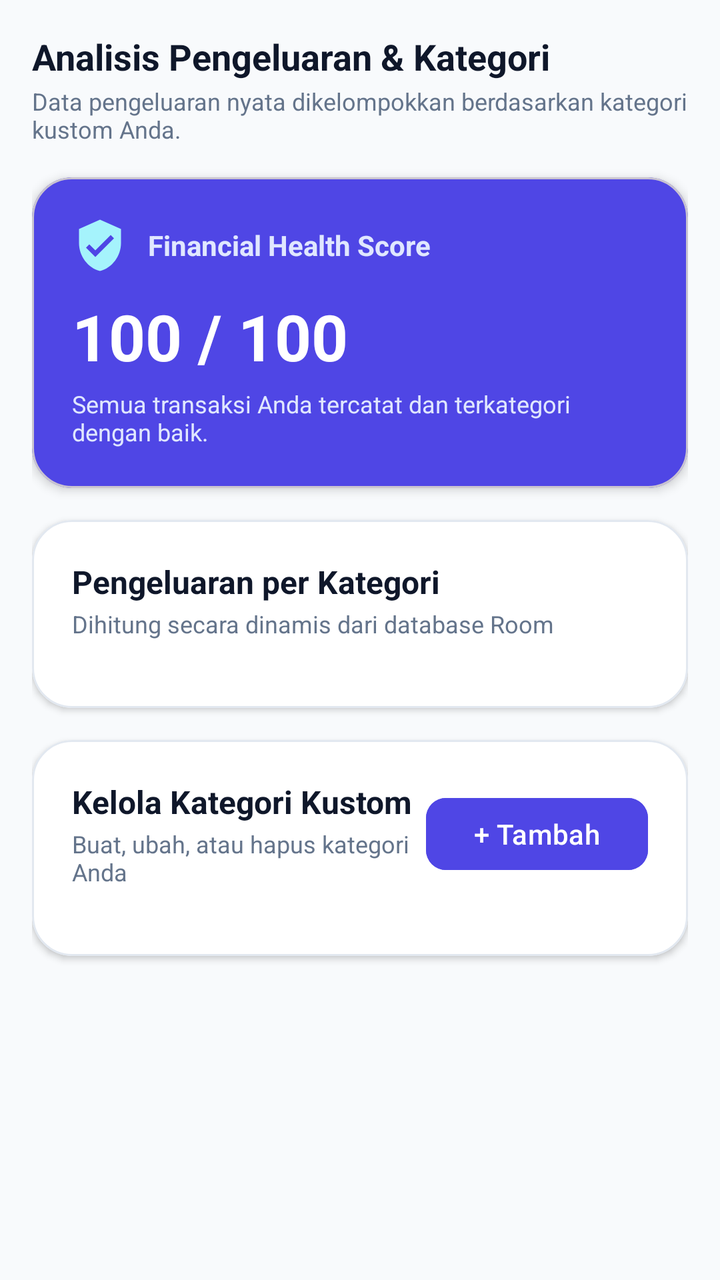
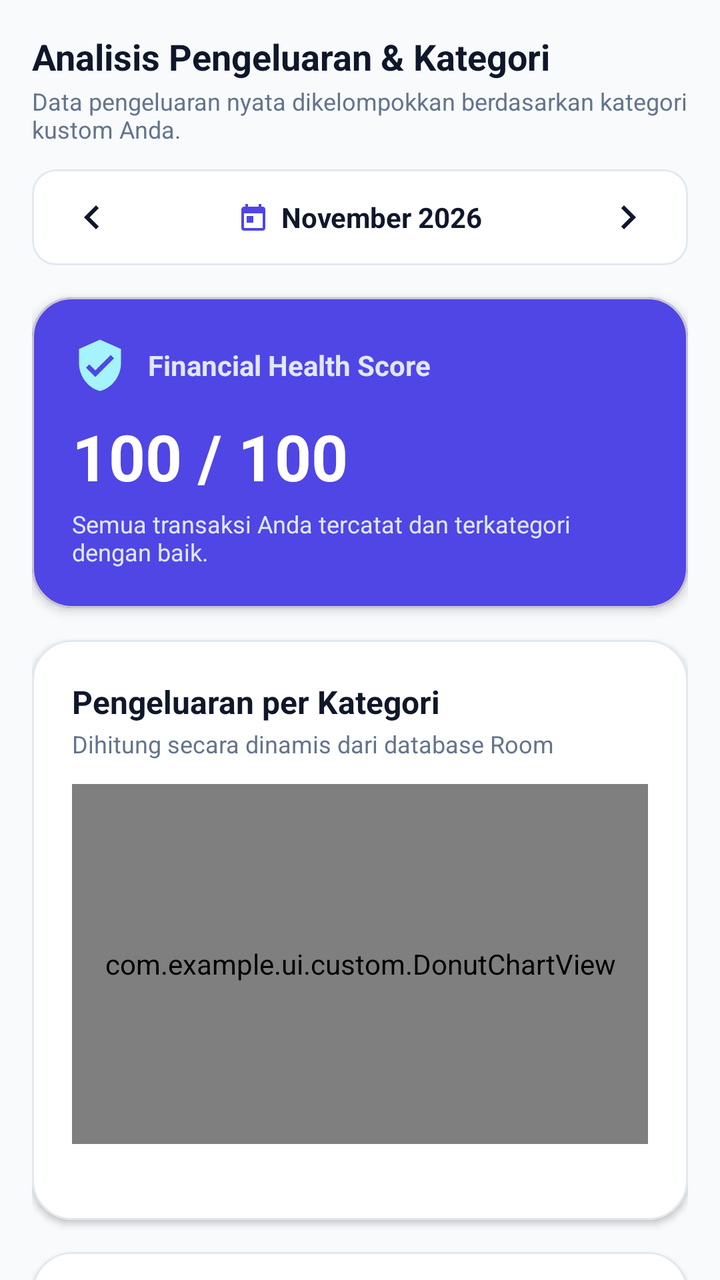

The first picture is an Android layout as it rendered before a commit; the second is the same layout after the commit. The layout source and the unified diff follow.
<!-- AndroidManifest.xml: application theme Theme.MyApplication -->
<!-- res/layout/fragment_analytics.xml -->
<?xml version="1.0" encoding="utf-8"?>
<androidx.core.widget.NestedScrollView
    xmlns:android="http://schemas.android.com/apk/res/android"
    xmlns:app="http://schemas.android.com/apk/res-auto"
    xmlns:tools="http://schemas.android.com/tools"
    android:layout_width="match_parent"
    android:layout_height="match_parent"
    android:fillViewport="true"
    android:background="@color/background_light">

    <LinearLayout
        android:layout_width="match_parent"
        android:layout_height="wrap_content"
        android:orientation="vertical"
        android:padding="16dp">

        <TextView
            android:layout_width="wrap_content"
            android:layout_height="wrap_content"
            android:text="Analisis Pengeluaran &amp; Kategori"
            android:textColor="@color/text_primary"
            android:textSize="18sp"
            android:textStyle="bold" />

        <TextView
            android:layout_width="wrap_content"
            android:layout_height="wrap_content"
            android:layout_marginTop="2dp"
            android:text="Data pengeluaran nyata dikelompokkan berdasarkan kategori kustom Anda."
            android:textColor="@color/text_secondary"
            android:textSize="12sp" />

        
        <com.google.android.material.card.MaterialCardView
            android:layout_width="match_parent"
            android:layout_height="wrap_content"
            android:layout_marginTop="16dp"
            android:layout_marginBottom="16dp"
            app:cardCornerRadius="20dp"
            app:cardElevation="3dp"
            app:cardBackgroundColor="@color/primary">

            <LinearLayout
                android:layout_width="match_parent"
                android:layout_height="wrap_content"
                android:orientation="vertical"
                android:padding="20dp">

                <LinearLayout
                    android:layout_width="match_parent"
                    android:layout_height="wrap_content"
                    android:orientation="horizontal"
                    android:gravity="center_vertical">

                    <ImageView
                        android:layout_width="28dp"
                        android:layout_height="28dp"
                        android:src="@drawable/ic_shield"
                        app:tint="#A5F3FC"
                        android:contentDescription="Shield" />

                    <TextView
                        android:layout_width="wrap_content"
                        android:layout_height="wrap_content"
                        android:layout_marginStart="10dp"
                        android:text="Financial Health Score"
                        android:textColor="#E0E7FF"
                        android:textSize="14sp"
                        android:textStyle="bold" />
                </LinearLayout>

                <TextView
                    android:id="@+id/tv_health_score"
                    android:layout_width="wrap_content"
                    android:layout_height="wrap_content"
                    android:layout_marginTop="10dp"
                    android:text="100 / 100"
                    android:textColor="@color/white"
                    android:textSize="32sp"
                    android:textStyle="bold" />

                <TextView
                    android:id="@+id/tv_health_score_desc"
                    android:layout_width="wrap_content"
                    android:layout_height="wrap_content"
                    android:layout_marginTop="4dp"
                    android:text="Semua transaksi Anda tercatat dan terkategori dengan baik."
                    android:textColor="#E0E7FF"
                    android:textSize="12sp" />
            </LinearLayout>
        </com.google.android.material.card.MaterialCardView>

        
        <com.google.android.material.card.MaterialCardView
            android:layout_width="match_parent"
            android:layout_height="wrap_content"
            android:layout_marginBottom="16dp"
            app:cardCornerRadius="20dp"
            app:cardElevation="2dp"
            app:strokeWidth="1dp"
            app:strokeColor="@color/divider"
            app:cardBackgroundColor="@color/surface_card">

            <LinearLayout
                android:layout_width="match_parent"
                android:layout_height="wrap_content"
                android:orientation="vertical"
                android:padding="20dp">

                <TextView
                    android:layout_width="wrap_content"
                    android:layout_height="wrap_content"
                    android:text="Pengeluaran per Kategori"
                    android:textColor="@color/text_primary"
                    android:textSize="16sp"
                    android:textStyle="bold" />

                <TextView
                    android:layout_width="wrap_content"
                    android:layout_height="wrap_content"
                    android:layout_marginTop="2dp"
                    android:text="Dihitung secara dinamis dari database Room"
                    android:textColor="@color/text_secondary"
                    android:textSize="12sp" />

                
                <LinearLayout
                    android:id="@+id/layout_dynamic_category_bars"
                    android:layout_width="match_parent"
                    android:layout_height="wrap_content"
                    android:layout_marginTop="14dp"
                    android:orientation="vertical" />

                <TextView
                    android:id="@+id/tv_empty_spending_state"
                    android:layout_width="match_parent"
                    android:layout_height="wrap_content"
                    android:layout_marginTop="12dp"
                    android:gravity="center"
                    android:text="Belum ada transaksi pengeluaran tercatat."
                    android:textColor="@color/text_secondary"
                    android:textSize="13sp"
                    android:visibility="gone" />
            </LinearLayout>
        </com.google.android.material.card.MaterialCardView>

        
        <com.google.android.material.card.MaterialCardView
            android:layout_width="match_parent"
            android:layout_height="wrap_content"
            android:layout_marginBottom="24dp"
            app:cardCornerRadius="20dp"
            app:cardElevation="2dp"
            app:strokeWidth="1dp"
            app:strokeColor="@color/divider"
            app:cardBackgroundColor="@color/surface_card">

            <LinearLayout
                android:layout_width="match_parent"
                android:layout_height="wrap_content"
                android:orientation="vertical"
                android:padding="20dp">

                <LinearLayout
                    android:layout_width="match_parent"
                    android:layout_height="wrap_content"
                    android:orientation="horizontal"
                    android:gravity="center_vertical">

                    <LinearLayout
                        android:layout_width="0dp"
                        android:layout_height="wrap_content"
                        android:layout_weight="1"
                        android:orientation="vertical">

                        <TextView
                            android:layout_width="wrap_content"
                            android:layout_height="wrap_content"
                            android:text="Kelola Kategori Kustom"
                            android:textColor="@color/text_primary"
                            android:textSize="16sp"
                            android:textStyle="bold" />

                        <TextView
                            android:layout_width="wrap_content"
                            android:layout_height="wrap_content"
                            android:layout_marginTop="2dp"
                            android:text="Buat, ubah, atau hapus kategori Anda"
                            android:textColor="@color/text_secondary"
                            android:textSize="12sp" />
                    </LinearLayout>

                    <com.google.android.material.button.MaterialButton
                        android:id="@+id/btn_add_category"
                        android:layout_width="wrap_content"
                        android:layout_height="44dp"
                        android:text="+ Tambah"
                        android:textAllCaps="false"
                        app:cornerRadius="10dp"
                        android:backgroundTint="@color/primary"
                        android:textColor="@color/white" />
                </LinearLayout>

                
                <androidx.recyclerview.widget.RecyclerView
                    android:id="@+id/rv_categories_manage"
                    android:layout_width="match_parent"
                    android:layout_height="wrap_content"
                    android:layout_marginTop="14dp"
                    android:nestedScrollingEnabled="false"
                    tools:listitem="@layout/item_category_manage" />

            </LinearLayout>
        </com.google.android.material.card.MaterialCardView>

    </LinearLayout>
</androidx.core.widget.NestedScrollView>
<!-- res/layout/item_category_manage.xml (included above) -->
<?xml version="1.0" encoding="utf-8"?>
<com.google.android.material.card.MaterialCardView
    xmlns:android="http://schemas.android.com/apk/res/android"
    xmlns:app="http://schemas.android.com/apk/res-auto"
    xmlns:tools="http://schemas.android.com/tools"
    android:layout_width="match_parent"
    android:layout_height="wrap_content"
    android:layout_marginBottom="8dp"
    app:cardCornerRadius="12dp"
    app:cardElevation="0dp"
    app:strokeWidth="1dp"
    app:strokeColor="@color/divider"
    app:cardBackgroundColor="@color/surface_card">

    <LinearLayout
        android:layout_width="match_parent"
        android:layout_height="wrap_content"
        android:gravity="center_vertical"
        android:orientation="horizontal"
        android:paddingVertical="10dp"
        android:paddingHorizontal="14dp">

        
        <View
            android:id="@+id/view_cat_color"
            android:layout_width="16dp"
            android:layout_height="16dp"
            android:background="@drawable/surface_card_dialog" />

        <LinearLayout
            android:layout_width="0dp"
            android:layout_height="wrap_content"
            android:layout_weight="1"
            android:layout_marginStart="12dp"
            android:orientation="vertical">

            <TextView
                android:id="@+id/tv_cat_name"
                android:layout_width="wrap_content"
                android:layout_height="wrap_content"
                android:text="Food &amp; Beverage"
                android:textColor="@color/text_primary"
                android:textSize="14sp"
                android:textStyle="bold" />

            <TextView
                android:id="@+id/tv_cat_system_tag"
                android:layout_width="wrap_content"
                android:layout_height="wrap_content"
                android:layout_marginTop="2dp"
                android:text="Kategori Default Sistem"
                android:textColor="@color/text_secondary"
                android:textSize="11sp"
                android:visibility="gone" />
        </LinearLayout>

        
        <ImageButton
            android:id="@+id/btn_edit_cat"
            android:layout_width="36dp"
            android:layout_height="36dp"
            android:background="?attr/selectableItemBackgroundBorderless"
            android:src="@drawable/ic_edit"
            app:tint="@color/primary"
            android:contentDescription="Edit category" />

        
        <ImageButton
            android:id="@+id/btn_delete_cat"
            android:layout_width="36dp"
            android:layout_height="36dp"
            android:layout_marginStart="4dp"
            android:background="?attr/selectableItemBackgroundBorderless"
            android:src="@drawable/ic_delete"
            app:tint="@color/accent_red"
            android:contentDescription="Delete category" />

    </LinearLayout>
</com.google.android.material.card.MaterialCardView>
<!-- resources referenced by this layout -->
<resources>
  <color name="accent_red">#EF4444</color>
  <color name="background_light">#F8FAFC</color>
  <color name="divider">#E2E8F0</color>
  <color name="primary">#4F46E5</color>
  <color name="surface_card">#FFFFFF</color>
  <color name="text_primary">#0F172A</color>
  <color name="text_secondary">#64748B</color>
  <color name="white">#FFFFFF</color>
  <!-- drawable ic_delete (drawable) -->
  <vector xmlns:android="http://schemas.android.com/apk/res/android"
      android:width="24dp"
      android:height="24dp"
      android:viewportWidth="24"
      android:viewportHeight="24">
      <path
          android:fillColor="#FF000000"
          android:pathData="M16,9v10H8V9h8m-1.5,-6h-5l-1,1H5v2h14V4h-3.5l-1,-1zM18,7H6v12c0,1.1 0.9,2 2,2h8c1.1,0 2,-0.9 2,-2V7z"/>
  </vector>
  <!-- drawable ic_edit (drawable) -->
  <vector xmlns:android="http://schemas.android.com/apk/res/android"
      android:width="24dp"
      android:height="24dp"
      android:viewportWidth="24"
      android:viewportHeight="24">
      <path
          android:fillColor="#FF000000"
          android:pathData="M3,17.25V21h3.75L17.81,9.94l-3.75,-3.75L3,17.25zM20.71,7.04c0.39,-0.39 0.39,-1.02 0,-1.41l-2.34,-2.34c-0.39,-0.39 -1.02,-0.39 -1.41,0l-1.83,1.83 3.75,3.75 1.83,-1.83z"/>
  </vector>
  <!-- drawable ic_shield (drawable) -->
  <vector xmlns:android="http://schemas.android.com/apk/res/android"
      android:width="24dp"
      android:height="24dp"
      android:viewportWidth="24"
      android:viewportHeight="24">
      <path
          android:fillColor="#FF000000"
          android:pathData="M12,1L3,5v6c0,5.55 3.84,10.74 9,12 5.16,-1.26 9,-6.45 9,-12V5l-9,-4zm-2,16l-4,-4 1.41,-1.41L10,14.17l6.59,-6.59L18,9l-8,8z"/>
  </vector>
  <!-- drawable surface_card_dialog (drawable) -->
  <?xml version="1.0" encoding="utf-8"?>
  <shape xmlns:android="http://schemas.android.com/apk/res/android">
      <solid android:color="@color/surface_card" />
      <corners android:radius="20dp" />
  </shape>
  <style name="Theme.MyApplication" parent="Theme.Material3.DayNight.NoActionBar">
          <item name="colorPrimary">@color/primary</item>
          <item name="colorPrimaryVariant">@color/primary_variant</item>
          <item name="colorOnPrimary">@color/on_primary</item>
          <item name="colorSecondary">@color/secondary</item>
          <item name="colorSecondaryVariant">@color/secondary_variant</item>
          <item name="colorOnSecondary">@color/on_secondary</item>
          <item name="android:statusBarColor">@color/primary_variant</item>
          <item name="android:windowLightStatusBar">false</item>
      </style>
  <color name="primary_variant">#4338CA</color>
  <color name="on_primary">#FFFFFF</color>
  <color name="secondary">#06B6D4</color>
  <color name="secondary_variant">#0891B2</color>
  <color name="on_secondary">#FFFFFF</color>
</resources>

<!-- the commit's change to res/layout/fragment_analytics.xml (unified diff, before → after) -->
@@ -32,6 +32,71 @@
 
         
         <com.google.android.material.card.MaterialCardView
+            android:id="@+id/card_month_selector"
+            android:layout_width="match_parent"
+            android:layout_height="wrap_content"
+            android:layout_marginTop="12dp"
+            app:cardCornerRadius="12dp"
+            app:cardElevation="0dp"
+            app:strokeWidth="1dp"
+            app:strokeColor="@color/divider"
+            app:cardBackgroundColor="@color/surface_card">
+
+            <LinearLayout
+                android:layout_width="match_parent"
+                android:layout_height="48dp"
+                android:orientation="horizontal"
+                android:gravity="center_vertical"
+                android:paddingHorizontal="8dp">
+
+                <ImageButton
+                    android:id="@+id/btn_prev_month"
+                    android:layout_width="44dp"
+                    android:layout_height="44dp"
+                    android:background="?attr/selectableItemBackgroundBorderless"
+                    android:src="@drawable/ic_chevron_left"
+                    app:tint="@color/text_primary"
+                    android:contentDescription="Bulan Sebelumnya" />
+
+                <LinearLayout
+                    android:id="@+id/layout_month_label"
+                    android:layout_width="0dp"
+                    android:layout_height="match_parent"
+                    android:layout_weight="1"
+                    android:gravity="center"
+                    android:orientation="horizontal">
+
+                    <ImageView
+                        android:layout_width="16dp"
+                        android:layout_height="16dp"
+                        android:layout_marginEnd="6dp"
+                        android:src="@drawable/ic_calendar"
+                        app:tint="@color/primary"
+                        android:contentDescription="Kalender" />
+
+                    <TextView
+                        android:id="@+id/tv_current_month"
+                        android:layout_width="wrap_content"
+                        android:layout_height="wrap_content"
+                        android:text="November 2026"
+                        android:textColor="@color/text_primary"
+                        android:textSize="14sp"
+                        android:textStyle="bold" />
+                </LinearLayout>
+
+                <ImageButton
+                    android:id="@+id/btn_next_month"
+                    android:layout_width="44dp"
+                    android:layout_height="44dp"
+                    android:background="?attr/selectableItemBackgroundBorderless"
+                    android:src="@drawable/ic_chevron_right"
+                    app:tint="@color/text_primary"
+                    android:contentDescription="Bulan Berikutnya" />
+            </LinearLayout>
+        </com.google.android.material.card.MaterialCardView>
+
+        
+        <com.google.android.material.card.MaterialCardView
             android:layout_width="match_parent"
             android:layout_height="wrap_content"
             android:layout_marginTop="16dp"
@@ -124,11 +189,19 @@
                     android:textSize="12sp" />
 
                 
+                <com.example.ui.custom.DonutChartView
+                    android:id="@+id/donut_chart_view"
+                    android:layout_width="match_parent"
+                    android:layout_height="180dp"
+                    android:layout_marginTop="12dp"
+                    android:layout_marginBottom="8dp" />
+
+                
                 <LinearLayout
                     android:id="@+id/layout_dynamic_category_bars"
                     android:layout_width="match_parent"
                     android:layout_height="wrap_content"
-                    android:layout_marginTop="14dp"
+                    android:layout_marginTop="10dp"
                     android:orientation="vertical" />
 
                 <TextView
<!-- resource entries referenced after the edit -->
@@ -8,6 +8,36 @@
   <color name="text_primary">#0F172A</color>
   <color name="text_secondary">#64748B</color>
   <color name="white">#FFFFFF</color>
+  <!-- drawable ic_calendar (drawable) -->
+  <vector xmlns:android="http://schemas.android.com/apk/res/android"
+      android:width="24dp"
+      android:height="24dp"
+      android:viewportWidth="24"
+      android:viewportHeight="24">
+    <path
+        android:fillColor="#FF000000"
+        android:pathData="M19,4h-1V2h-2v2H8V2H6v2H5c-1.11,0 -1.99,0.9 -1.99,2L3,20c0,1.1 0.89,2 2,2h14c1.1,0 2,-0.9 2,-2V6c0,-1.1 -0.9,-2 -2,-2zm0,16H5V9h14v11zM7,11h5v5H7z"/>
+  </vector>
+  <!-- drawable ic_chevron_left (drawable) -->
+  <vector xmlns:android="http://schemas.android.com/apk/res/android"
+      android:width="24dp"
+      android:height="24dp"
+      android:viewportWidth="24"
+      android:viewportHeight="24">
+    <path
+        android:fillColor="#FF000000"
+        android:pathData="M15.41,7.41L14,6l-6,6 6,6 1.41,-1.41L10.83,12z"/>
+  </vector>
+  <!-- drawable ic_chevron_right (drawable) -->
+  <vector xmlns:android="http://schemas.android.com/apk/res/android"
+      android:width="24dp"
+      android:height="24dp"
+      android:viewportWidth="24"
+      android:viewportHeight="24">
+    <path
+        android:fillColor="#FF000000"
+        android:pathData="M10,6L8.59,7.41 13.17,12l-4.58,4.59L10,18l6,-6z"/>
+  </vector>
   <!-- drawable ic_delete (drawable) -->
   <vector xmlns:android="http://schemas.android.com/apk/res/android"
       android:width="24dp"
